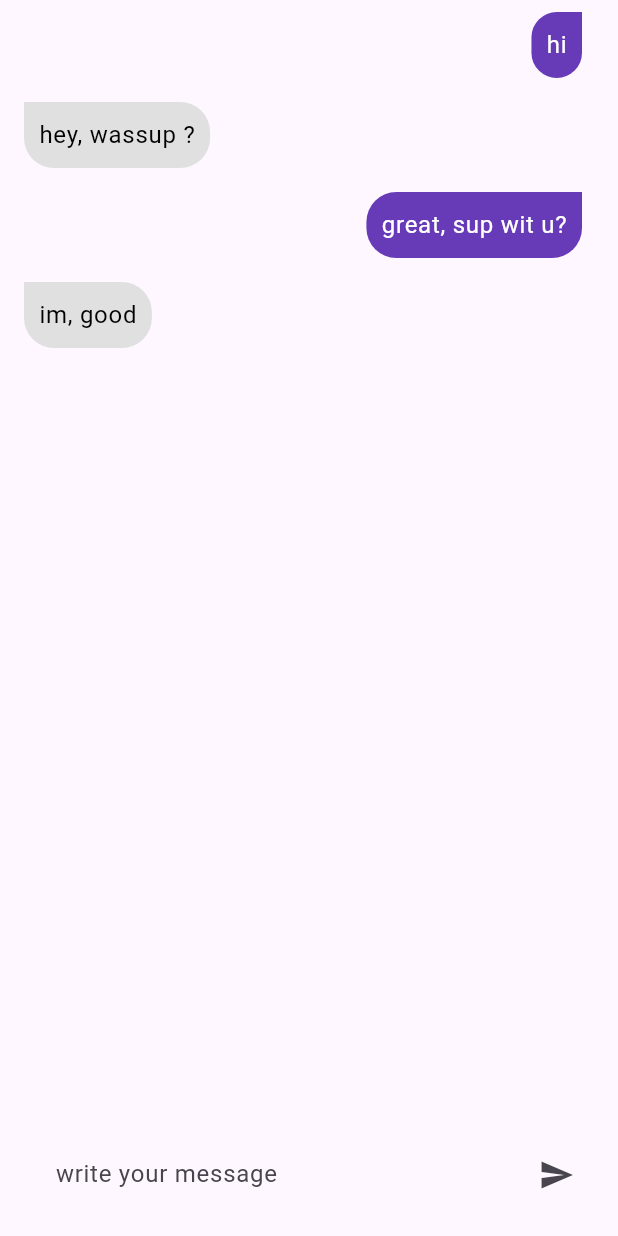
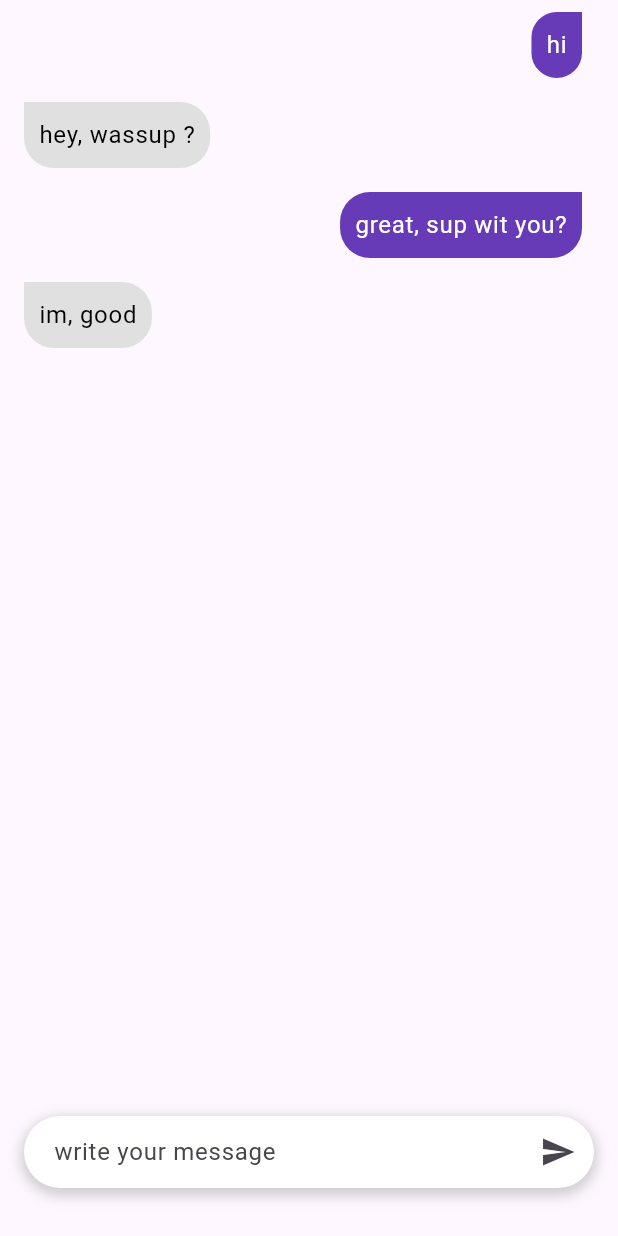
Before and after one commit to Kirxnroy/Ai_chatapp, a Flutter app: the screen it shows after launch, on a phone screen of 412 x 824 dp. Run offline on Flutter 3.47's test engine with Material 3 defaults, Android fonts, the phone set to English and light mode, and no system bars.

Commit message:
text box update

```diff
--- a/lib/homepage.dart
+++ b/lib/homepage.dart
@@ -13,7 +13,7 @@ class _MyHomePageState extends State<MyHomePage> {
   final List<Message> _message = [
     Message(text: "hi", isUser: true),
     Message(text: "hey, wassup ?", isUser: false),
-    Message(text: "great, sup wit u?", isUser: true),
+    Message(text: "great, sup wit you?", isUser: true),
     Message(text: "im, good", isUser: false),
   ];
   @override
@@ -60,7 +60,19 @@ class _MyHomePageState extends State<MyHomePage> {
 
           //user input
           Padding(
-            padding: const EdgeInsets.all(17),
+            padding:
+                const EdgeInsets.only(bottom: 32, top: 16, left: 16, right: 16),
+            child: Container(
+              decoration: BoxDecoration(
+                  color: Colors.white,
+                  borderRadius: BorderRadius.circular(32),
+                  boxShadow: [
+                    BoxShadow(
+                        color: Colors.grey.withOpacity(0.5),
+                        spreadRadius: 2,
+                        blurRadius: 7,
+                        offset: Offset(0, 3))
+                  ]),
               child: Row(
                 children: [
                   Expanded(
@@ -69,8 +81,7 @@ class _MyHomePageState extends State<MyHomePage> {
                       decoration: InputDecoration(
                           hintText: 'write your message',
                           border: InputBorder.none,
-                      contentPadding: EdgeInsets.symmetric(horizontal: 20)
-                    ),
+                          contentPadding: EdgeInsets.symmetric(horizontal: 20)),
                     ),
                   ),
                   SizedBox(
@@ -80,6 +91,7 @@ class _MyHomePageState extends State<MyHomePage> {
                 ],
               ),
             ),
+          ),
         ],
       ),
     );
```
Lines whose indentation alone changed are shown as unchanged.
